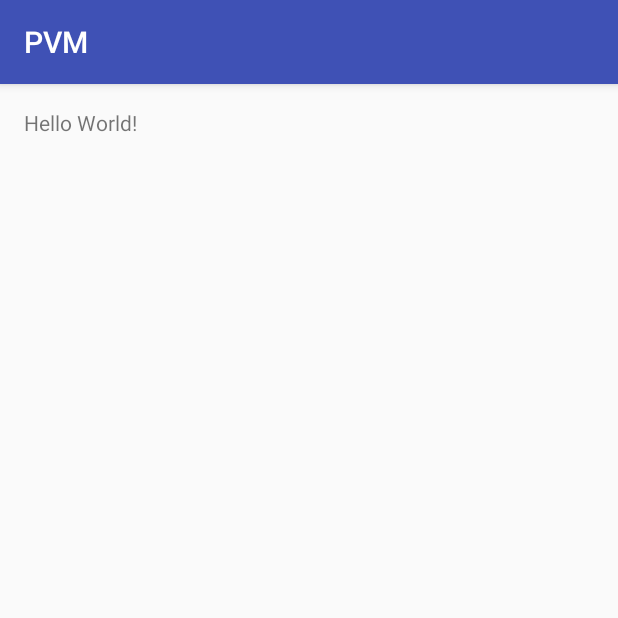
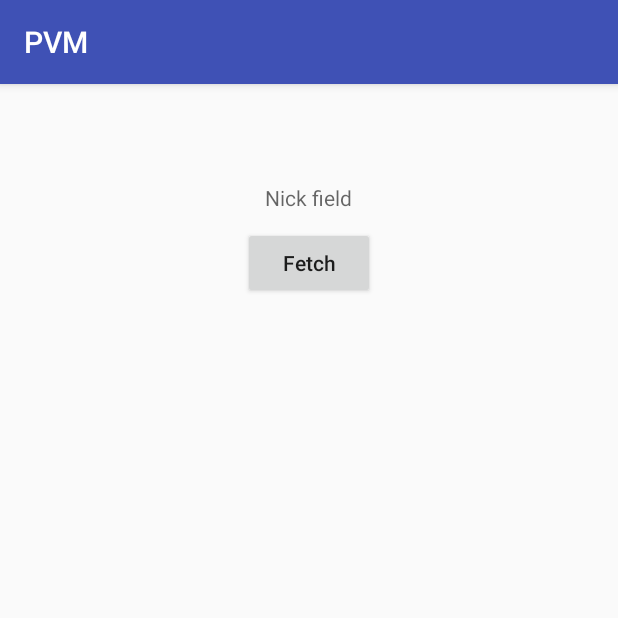
Before and after one commit to lunqw/mvp, an Android app: the screen it shows after launch (MainActivity), on a phone screen of 412 x 824 dp, the top half of it. Run offline under Robolectric (Android 15) with nearby library versions, the phone set to English and light mode, and no system bars; 1 statement that could not run was skipped.

Commit message:
实现基本功能

```diff
--- a/app/src/main/java/com/yy/lqw/pvm/MainActivity.java
+++ b/app/src/main/java/com/yy/lqw/pvm/MainActivity.java
@@ -1,16 +1,41 @@
 package com.yy.lqw.pvm;
 
+import android.net.Uri;
+import android.os.Bundle;
 import android.support.v7.app.AppCompatActivity;
-import android.os.Bundle;
+import android.view.View;
+import android.widget.ImageView;
+import android.widget.TextView;
 
-import com.yy.lqw.pvm.annotations.UIEventSink;
+import com.yy.lqw.pvm.annotations.PVM;
+import com.yy.lqw.pvm.annotations.PVMSink;
 
-@UIEventSink
+@PVM(presenter = MainPresenter.class)
 public class MainActivity extends AppCompatActivity {
+    private MainPresenter mPresenter;
+    private ImageView mPortraitView;
+    private TextView mNickText;
 
     @Override
     protected void onCreate(Bundle savedInstanceState) {
         super.onCreate(savedInstanceState);
         setContentView(R.layout.activity_main);
+        mPortraitView = (ImageView) findViewById(R.id.iv_portrait);
+        mNickText = (TextView) findViewById(R.id.tv_nick);
+        mPresenter = PVManager.INSTANCE.bind(this);
+    }
+
+    public void onClick(View v) {
+        mPresenter.fetchUserInfo(1001);
+    }
+
+    @PVMSink
+    void onFetchUserInfo(long uid, Uri portraitUrl, String nick) {
+        mNickText.setText(nick);
+    }
+
+    @PVMSink
+    void onUserInfoChanged(long uid, Uri portraitUrl, String nick) {
+        mNickText.setText(nick);
     }
 }
--- a/app/src/main/res/layout/activity_main.xml
+++ b/app/src/main/res/layout/activity_main.xml
@@ -8,10 +8,36 @@
     android:paddingLeft="@dimen/activity_horizontal_margin"
     android:paddingRight="@dimen/activity_horizontal_margin"
     android:paddingTop="@dimen/activity_vertical_margin"
-    tools:context="com.yy.lqw.pvm.MainActivity">
+    tools:context="com.yy.lqw.pvm.MainActivity"
+    >
+
+    <ImageView
+        android:id="@+id/iv_portrait"
+        android:layout_width="wrap_content"
+        android:layout_height="wrap_content"
+        android:layout_centerHorizontal="true"
+        android:minHeight="40dp"
+        android:minWidth="40dp"
+        />
 
     <TextView
+        android:id="@+id/tv_nick"
         android:layout_width="wrap_content"
         android:layout_height="wrap_content"
-        android:text="Hello World!" />
+        android:layout_below="@id/iv_portrait"
+        android:layout_centerHorizontal="true"
+        android:layout_marginTop="10dp"
+        android:hint="Nick field"
+        />
+
+    <Button
+        android:layout_width="wrap_content"
+        android:layout_height="wrap_content"
+        android:layout_below="@id/tv_nick"
+        android:layout_centerHorizontal="true"
+        android:layout_marginTop="10dp"
+        android:onClick="onClick"
+        android:text="Fetch"
+        android:textAllCaps="false"
+        />
 </RelativeLayout>
--- a/build.gradle
+++ b/build.gradle
@@ -5,7 +5,7 @@ buildscript {
         jcenter()
     }
     dependencies {
-        classpath 'com.android.tools.build:gradle:2.2.0'
+        classpath 'com.android.tools.build:gradle:2.3.0'
         classpath 'com.neenbedankt.gradle.plugins:android-apt:1.8'
 
         // NOTE: Do not place your application dependencies here; they belong
--- a/gradle.properties
+++ b/gradle.properties
@@ -9,9 +9,12 @@
 
 # Specifies the JVM arguments used for the daemon process.
 # The setting is particularly useful for tweaking memory settings.
-org.gradle.jvmargs=-Xmx1536m
+#org.gradle.jvmargs=-Xmx1536m
 
 # When configured, Gradle will run in incubating parallel mode.
 # This option should only be used with decoupled projects. More details, visit
 # http://www.gradle.org/docs/current/userguide/multi_project_builds.html#sec:decoupled_projects
 # org.gradle.parallel=true
+
+org.gradle.daemon=true
+org.gradle.jvmargs=-agentlib:jdwp=transport=dt_socket,server=y,suspend=n,address=5005
--- a/pvm-annotations/build.gradle
+++ b/pvm-annotations/build.gradle
@@ -4,5 +4,5 @@ dependencies {
     compile fileTree(dir: 'libs', include: ['*.jar'])
 }
 
-sourceCompatibility = "1.7"
-targetCompatibility = "1.7"
+sourceCompatibility = rootProject.ext.sourceCompatibilityVersion
+targetCompatibility = rootProject.ext.targetCompatibilityVersion
--- /dev/null
+++ b/pvm-annotations/src/main/java/com/yy/lqw/pvm/PVManager.java
@@ -0,0 +1,40 @@
+package com.yy.lqw.pvm;
+
+import com.yy.lqw.pvm.annotations.PVM;
+
+import java.lang.reflect.Constructor;
+import java.util.Map;
+import java.util.concurrent.ConcurrentHashMap;
+
+/**
+ * Created by lunqingwen on 2017/3/9.
+ */
+
+public enum PVManager {
+    INSTANCE;
+    private Map<Object, Object> mViewProxyMap = new ConcurrentHashMap<>();
+
+    public <T> T bind(Object view) {
+        Presenter presenter = null;
+        Class<?> viewClass = view.getClass();
+        PVM pvmAnnotation = viewClass.getAnnotation(PVM.class);
+        Class<? extends Presenter> presenterClass = pvmAnnotation.presenter();
+        try {
+            presenter = presenterClass.newInstance();
+            final String proxyName = viewClass.getName()
+                    + presenterClass.getSimpleName()
+                    + "ProxyImpl";
+            Class<?> proxyClass = Class.forName(proxyName);
+            Constructor<?> constructor = proxyClass.getConstructor(viewClass);
+            mViewProxyMap.put(presenter, constructor.newInstance(view));
+            presenter.attach();
+        } catch (Exception e) {
+            e.printStackTrace();
+        }
+        return (T) presenter;
+    }
+
+    public <T> T getProxy(Object presenter) {
+        return (T) mViewProxyMap.get(presenter);
+    }
+}
```
Also changed, not shown: app/build.gradle (+7 -4 lines), app/src/main/java/com/yy/lqw/pvm/MainPresenter.java (added, +26 -0 lines), pvm-annotations/src/main/java/com/yy/lqw/pvm/Presenter.java (added, +15 -0 lines), pvm-annotations/src/main/java/com/yy/lqw/pvm/annotations/PVM.java (added, +18 -0 lines), pvm-annotations/src/main/java/com/yy/lqw/pvm/annotations/PVMSink.java (added, +15 -0 lines), pvm-annotations/src/main/java/com/yy/lqw/pvm/annotations/UIEventSink.java (deleted, +0 -15 lines), pvm-compiler/src/main/java/com/yy/lqw/pvm/compiler/PVMProcessor.java (+156 -6 lines), gradle/wrapper/gradle-wrapper.properties, 1 other file.
